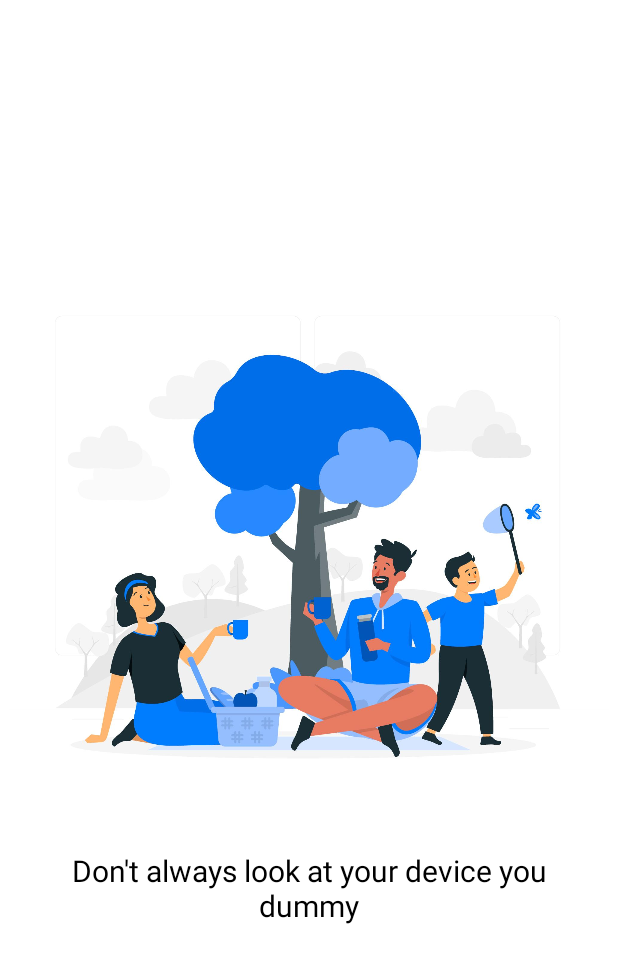
After one commit to Chandra-Sekhar-Bala/Onbording-Demo-Android, an Android app: the layout slide_layout.xml on its own in the app's theme, with its tools: preview values and no code run, on a phone screen of 412 x 824 dp. The commit adds this screen. Shown: the top 963 px of the screen. Run offline under Robolectric (Android 15) with nearby library versions, the phone set to English and light mode, and no system bars.

Commit message:
necessary items added

```diff
--- a/app/build.gradle
+++ b/app/build.gradle
@@ -41,4 +41,6 @@ dependencies {
     testImplementation 'junit:junit:4.13.2'
     androidTestImplementation 'androidx.test.ext:junit:1.1.5'
     androidTestImplementation 'androidx.test.espresso:espresso-core:3.5.1'
+
+    implementation("com.tbuonomo:dotsindicator:4.3")
 }
--- a/app/src/main/java/com/chandra/onbordingdemo/MainActivity.kt
+++ b/app/src/main/java/com/chandra/onbordingdemo/MainActivity.kt
@@ -1,11 +1,14 @@
 package com.chandra.onbordingdemo
 
+import android.os.Build
 import androidx.appcompat.app.AppCompatActivity
 import android.os.Bundle
+import android.view.WindowManager
 
 class MainActivity : AppCompatActivity() {
     override fun onCreate(savedInstanceState: Bundle?) {
         super.onCreate(savedInstanceState)
         setContentView(R.layout.activity_main)
+        supportActionBar?.hide()
     }
 }
--- /dev/null
+++ b/app/src/main/res/layout/slide_layout.xml
@@ -0,0 +1,27 @@
+<?xml version="1.0" encoding="utf-8"?>
+<LinearLayout xmlns:android="http://schemas.android.com/apk/res/android"
+    android:layout_width="match_parent"
+    android:layout_height="match_parent"
+    android:orientation="vertical"
+    android:background="@color/white"
+    android:gravity="center"
+    android:layout_marginBottom="40dp"
+    >
+    <ImageView
+        android:layout_width="match_parent"
+        android:layout_height="400dp"
+        android:src="@drawable/img2"/>
+
+    <TextView
+        android:layout_width="wrap_content"
+        android:layout_height="wrap_content"
+        android:text="Don't always look at your device you dummy"
+        android:textSize="20dp"
+        android:layout_marginHorizontal="20dp"
+        android:textColor="@color/black"
+        android:textAlignment="center"
+
+        />
+
+
+</LinearLayout>
--- a/app/src/main/res/values-night/themes.xml
+++ b/app/src/main/res/values-night/themes.xml
@@ -10,7 +10,7 @@
         <item name="colorSecondaryVariant">@color/teal_200</item>
         <item name="colorOnSecondary">@color/black</item>
         <!-- Status bar color. -->
-        <item name="android:statusBarColor">?attr/colorPrimaryVariant</item>
+        <item name="android:statusBarColor">@color/white</item>
         <!-- Customize your theme here. -->
     </style>
 </resources>
--- a/app/src/main/res/values/themes.xml
+++ b/app/src/main/res/values/themes.xml
@@ -10,7 +10,7 @@
         <item name="colorSecondaryVariant">@color/teal_700</item>
         <item name="colorOnSecondary">@color/black</item>
         <!-- Status bar color. -->
-        <item name="android:statusBarColor">?attr/colorPrimaryVariant</item>
+        <item name="android:statusBarColor">@color/white</item>
         <!-- Customize your theme here. -->
     </style>
 </resources>
```
Also changed, not shown: app/src/main/res/layout/activity_main.xml (+27 -1 lines), app/src/main/res/drawable/img1.jpg (added), app/src/main/res/drawable/img2.jpg (added), app/src/main/res/drawable/img3.jpg (added).
